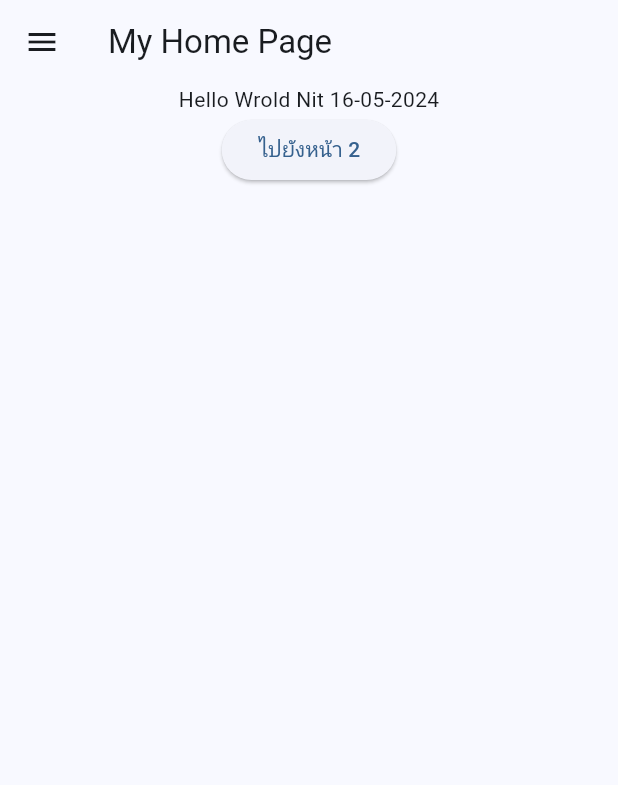
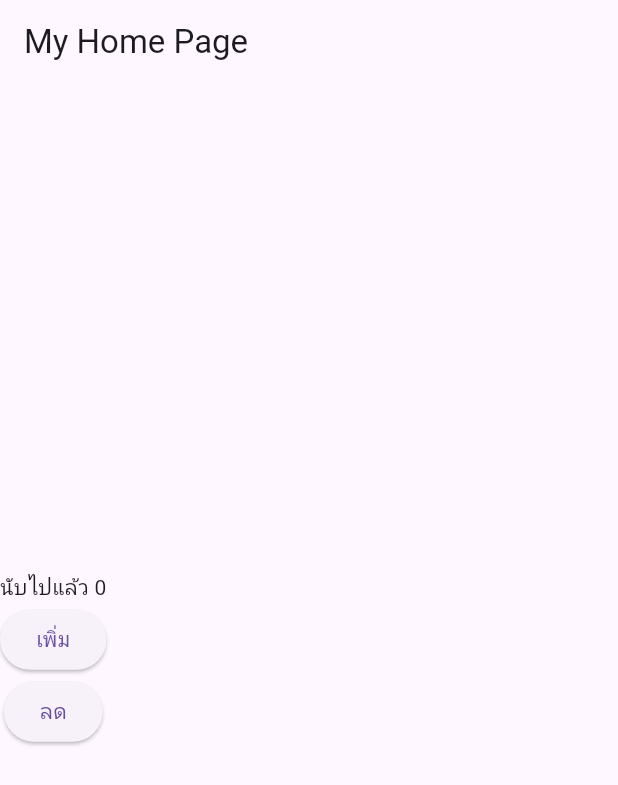
Before and after one commit to kamonlak1/example_2, a Flutter app: the screen it shows after launch, on a phone screen of 412 x 824 dp. Shown: the top 785 px of the screen. Run offline on Flutter 3.47's test engine with Material 3 defaults, Android fonts, the phone set to English and light mode, and no system bars.

Commit message:
โค้ดเพิ่มลดเลขทีละ 1

```diff
--- a/lib/main.dart
+++ b/lib/main.dart
@@ -11,14 +11,9 @@ class MyApp extends StatelessWidget {
   // This widget is the root of your application.
   @override
   Widget build(BuildContext context) {
-    return MaterialApp(
+    return const MaterialApp(
       title: 'Flutter Demo',
-      theme: ThemeData(
-
-        colorScheme: ColorScheme.fromSeed(seedColor: Colors.blue),
-        useMaterial3: true,
-      ),
-      home: const MyHomePage(),
+      home: MyHomePage(),
     );
   }
 }
--- a/lib/screen/my_home_page.dart
+++ b/lib/screen/my_home_page.dart
@@ -1,32 +1,36 @@
-import 'package:example_1/screen/my_second_page.dart';
 import 'package:flutter/material.dart';
 
-class MyHomePage extends StatelessWidget {
+class MyHomePage extends StatefulWidget {
   const MyHomePage({super.key});
+
+  @override
+  State<MyHomePage> createState() => _MyHomePageState();
+}
+
+class _MyHomePageState extends State<MyHomePage> {
+  int _counter = 0;
+void _incrementCounter() {
+  setState(() {
+    _counter++;
+  });
+}
+void _decrementCounter() {
+  setState(() {
+    if(_counter > 0)
+    _counter--;
+  });
+}
 
   @override
   Widget build(BuildContext context) {
     return Scaffold(
-      drawer: const Drawer(),
-      appBar: AppBar(title: const Text("My Home Page")),
-      body: Center(
-          child: Column(
-        children: [
-          const Text("Hello Wrold Nit 16-05-2024"),
-          ElevatedButton(
-            onPressed: (){
-              Navigator.of(context).push(
-                MaterialPageRoute(
-                  builder: (context)=> const MySecondPage(),
-                ),
-              );
-            },
-            child: const Text("ไปยังหน้า 2"),
-            )
-        ],
+      appBar: AppBar(
+        title: const Text("My Home Page"),
+
       ),
-      ),
+      body: Column(
+        mainAxisAlignment: MainAxisAlignment.center,
+        children: [Text("นับไปแล้ว $_counter"),ElevatedButton(onPressed: _incrementCounter, child: const Text("เพิ่ม")),ElevatedButton(onPressed: _decrementCounter, child: const Text("ลด"))],)
     );
-    //const Text("Hello World Nit 16-05-2024");
   }
 }
```
